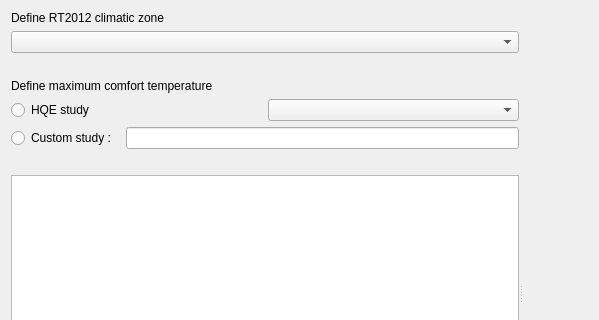
Qt form dataplotter/thermalcomfhistog.ui (Nobatek/simuplot) before a commit; both pictures show x 0 to 599 and y 0 to 320 of the 732 by 586 pixel window.
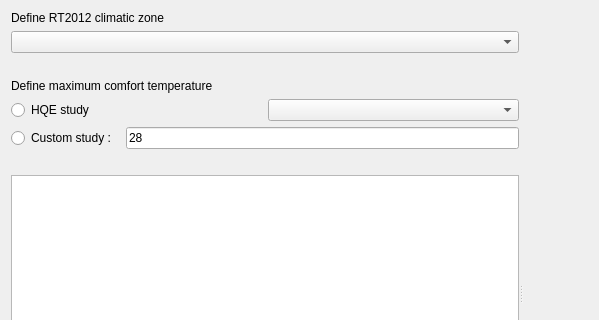
The same form after that commit. Custom widgets are drawn as their Qt base class.

Commit message: Temperature or HQE selection partially added with errors

```diff
--- a/dataplotter/thermalcomfhistog.ui
+++ b/dataplotter/thermalcomfhistog.ui
@@ -78,7 +78,11 @@
           </widget>
          </item>
          <item>
-          <widget class="QLineEdit" name="lineEdit"/>
+          <widget class="QLineEdit" name="lineEdit">
+           <property name="text">
+            <string>28</string>
+           </property>
+          </widget>
          </item>
         </layout>
        </item>
```
Left out of the diff: 8 changed lines with no effect on the pictures. The commit also changes 1 other file.
